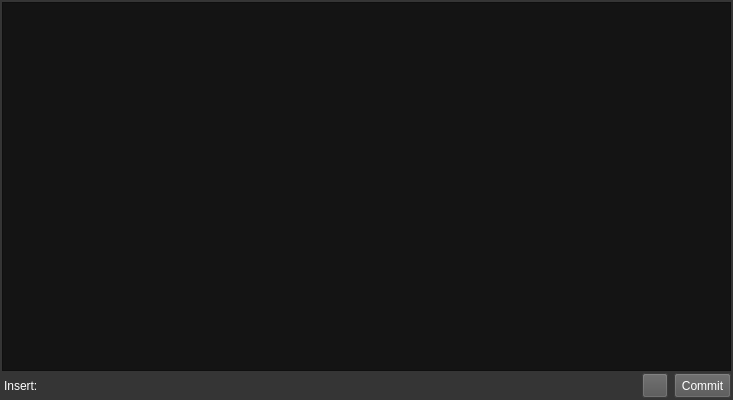
Qt form commitpad.ui (switch625/commitpad) before a commit.
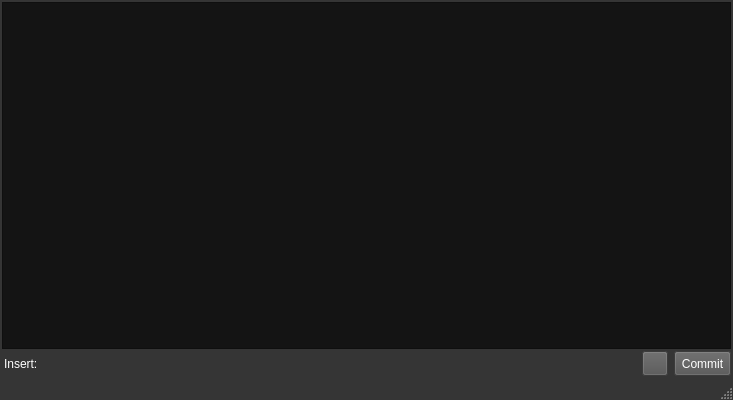
The same form after that commit. Custom widgets are drawn as their Qt base class.

Commit message: Added status bar for displaying messages and resizing

Diff of the .ui file:
```diff
--- a/commitpad.ui
+++ b/commitpad.ui
@@ -611,6 +611,7 @@
     </item>
    </layout>
   </widget>
+  <widget class="QStatusBar" name="statusBar"/>
  </widget>
  <layoutdefault spacing="6" margin="11"/>
  <customwidgets>
```
The commit also changes 1 other file.
